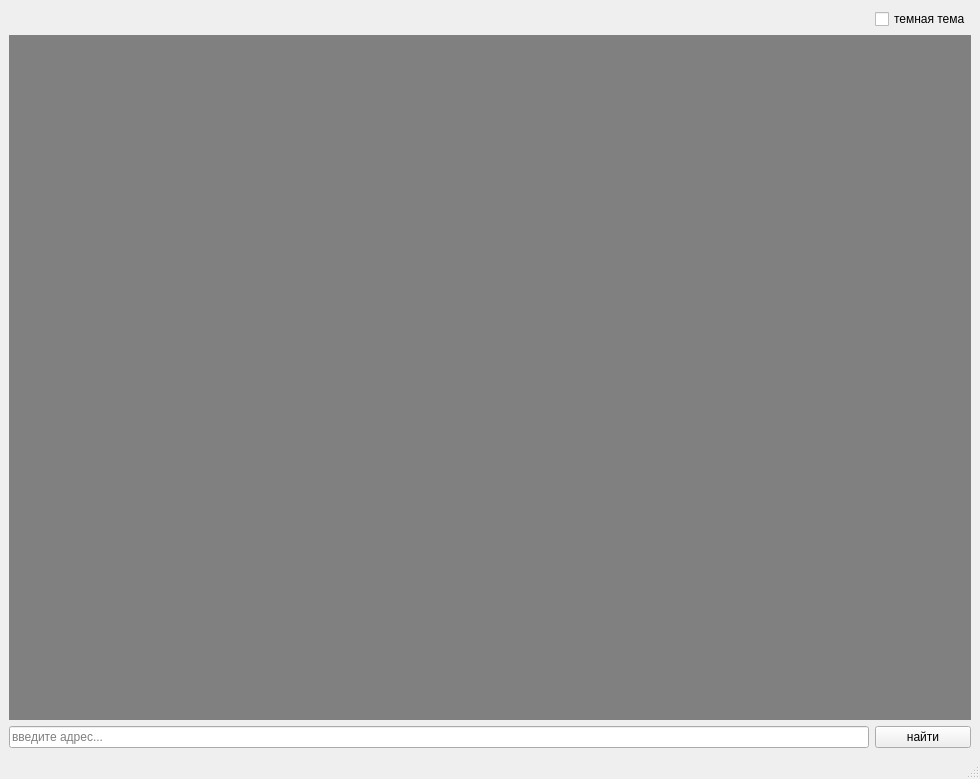
The window that ui/main.ui (AAJJANE/YandexMaps) describes before a commit, drawn with Qt 5.
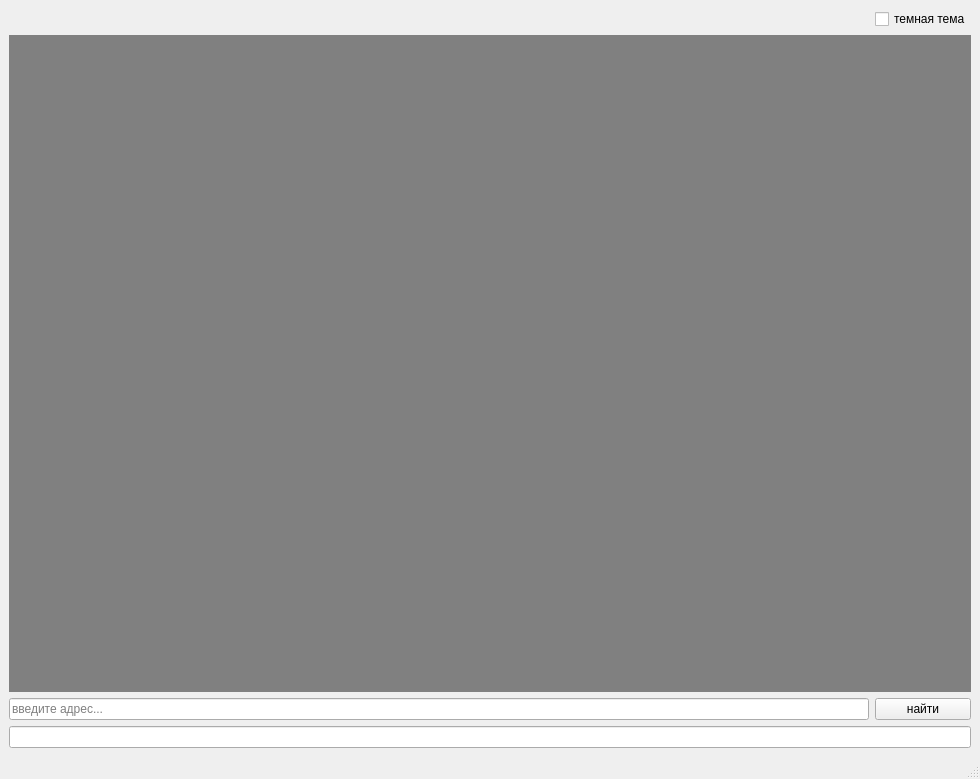
The same window after the commit.

```diff
--- a/ui/main.ui
+++ b/ui/main.ui
@@ -65,6 +65,13 @@
       </property>
      </widget>
     </item>
+    <item row="3" column="0" colspan="2">
+     <widget class="QLineEdit" name="textFullAddress">
+      <property name="readOnly">
+       <bool>true</bool>
+      </property>
+     </widget>
+    </item>
    </layout>
   </widget>
   <widget class="QMenuBar" name="menubar">
```
Left out of the diff: 48 changed lines with no effect on the pictures.
